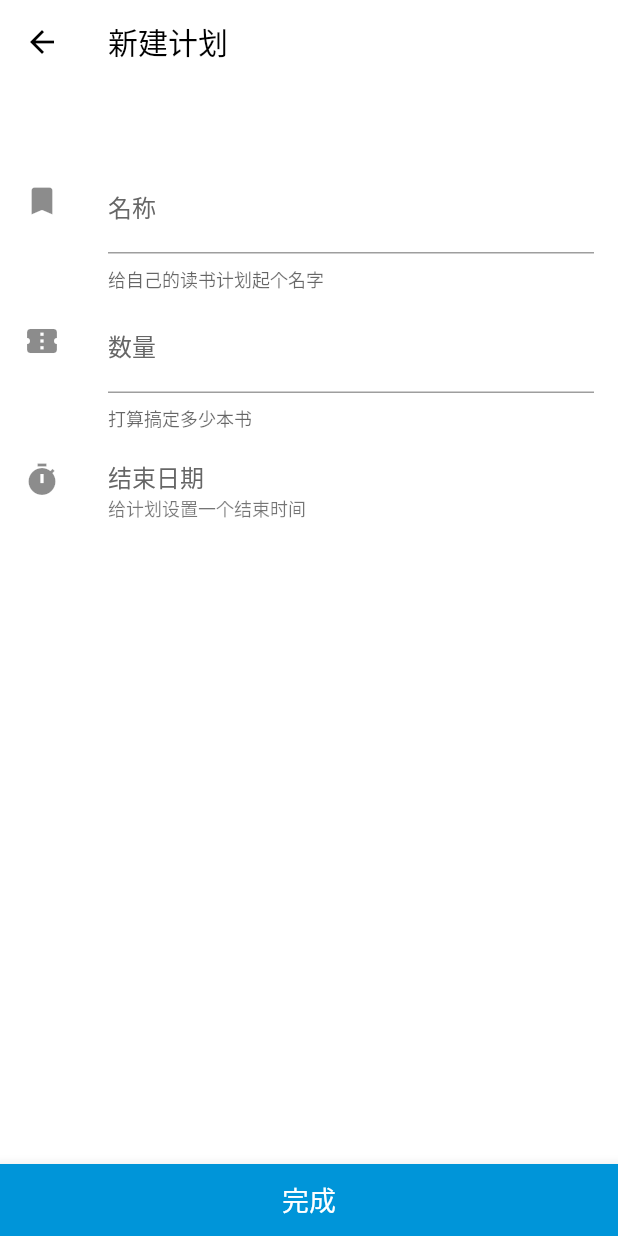
After one commit to radishwu/PlanBooks, a Flutter app: the screen it shows after launch, after a tap on the "add" icon, on a phone screen of 412 x 824 dp. The commit adds this screen. Run offline on Flutter 3.47's test engine with Material 2 defaults, Android fonts, the phone set to English and light mode, and no system bars; network calls fail.

Commit message:
fix:new create plan page

```diff
--- a/lib/main.dart
+++ b/lib/main.dart
@@ -1,4 +1,10 @@
 import 'package:flutter/material.dart';
 import 'ui/home.dart';
+import 'ui/create_plan.dart';
 
-void main() => runApp(HomeApp());
+void main() => runApp(MaterialApp(
+      home: new HomeApp(),
+      routes: <String, WidgetBuilder>{
+        '/create_plan': (BuildContext context) => new CreatePlan()
+      },
+    ));
--- /dev/null
+++ b/lib/ui/create_plan.dart
@@ -0,0 +1,114 @@
+import 'package:flutter/material.dart';
+import 'package:intl/intl.dart';
+
+class CreatePlan extends StatefulWidget {
+  @override
+  State<StatefulWidget> createState() => CreatePlanState();
+}
+
+class CreatePlanState extends State<CreatePlan> {
+  TextEditingController nameEditController = TextEditingController();
+  TextEditingController numEditController = TextEditingController();
+
+  @override
+  Widget build(BuildContext context) {
+    return new Scaffold(
+        backgroundColor: Colors.white,
+        appBar: new AppBar(
+          leading: IconButton(
+            icon: Icon(Icons.arrow_back, color: Colors.black),
+            onPressed: () => Navigator.of(context).pop('/create_plan'),
+          ),
+          elevation: 0,
+          backgroundColor: Colors.white,
+          title: new Text(
+            '新建计划',
+            style: TextStyle(color: Colors.black),
+          ),
+        ),
+        bottomNavigationBar: BottomAppBar(
+          color: Color(0xff0095D9),
+          child: FlatButton(
+            child: new Text(
+              '完成',
+              style: TextStyle(color: Colors.white, fontSize: 18),
+            ),
+            onPressed: () => {},
+          ),
+        ),
+        body: new Stack(children: <Widget>[
+          new Column(
+            children: <Widget>[
+              new Column(
+                children: <Widget>[
+                  new Container(
+                    padding: new EdgeInsets.only(top: 50),
+                    child: new ListTile(
+                      leading: Icon(Icons.bookmark),
+                      title: new TextField(
+                        controller: nameEditController,
+                        decoration: InputDecoration(
+                            labelStyle: TextStyle(color: Color(0xff666666)),
+                            helperText: '给自己的读书计划起个名字',
+                            labelText: '名称'),
+                        autofocus: false,
+                        textInputAction: TextInputAction.next,
+                      ),
+                    ),
+                  ),
+                  new Container(
+                    child: new ListTile(
+                      leading: Icon(Icons.confirmation_number),
+                      title: new TextField(
+                        controller: numEditController,
+                        keyboardType: TextInputType.number,
+                        decoration: InputDecoration(
+                            labelStyle: TextStyle(color: Color(0xff666666)),
+                            helperText: '打算搞定多少本书',
+                            labelText: '数量'),
+                        autofocus: false,
+                        textInputAction: TextInputAction.done,
+                      ),
+                    ),
+                  ),
+                  new Container(
+                    child: new ListTile(
+                      leading: const Icon(Icons.timer),
+                      title: const Text(
+                        '结束日期',
+                        style: TextStyle(color: Color(0xff666666)),
+                      ),
+                      subtitle: Text(
+                        _time == null || _time == 'null'
+                            ? '给计划设置一个结束时间'
+                            : _time,
+                        style: TextStyle(fontSize: 12),
+                      ),
+                      onTap: () => _selectDate(context),
+                    ),
+                  ),
+                ],
+              ),
+            ],
+          ),
+        ]));
+  }
+
+  var _time;
+
+  Future<Null> _selectDate(BuildContext context) async {
+    var firstDate = DateTime.now().add(new Duration(days: 6));
+    var initialDate = DateTime.now().add(new Duration(days: 7));
+    final DateTime _picked = await showDatePicker(
+        context: context,
+        firstDate: firstDate,
+        initialDate: initialDate,
+        lastDate:
+            DateTime(initialDate.year + 2, initialDate.month, initialDate.day));
+
+    setState(() {
+      var formatter = new DateFormat('yyyy年MM月dd日');
+      _time = formatter.format(_picked);
+    });
+  }
+}
--- a/lib/ui/home.dart
+++ b/lib/ui/home.dart
@@ -12,6 +12,16 @@ class HomeApp extends StatelessWidget {
               elevation: 0,
               backgroundColor: Colors.transparent,
               title: new Text('阅读计划'),
+              actions: <Widget>[
+                IconButton(
+                  icon: Icon(
+                    Icons.add,
+                    color: Colors.white,
+                    size: 30,
+                  ),
+                  onPressed: () => Navigator.of(context).pushNamed('/create_plan'),
+                )
+              ],
             ),
             body: new Stack(
               children: <Widget>[new HomePage()],
```
